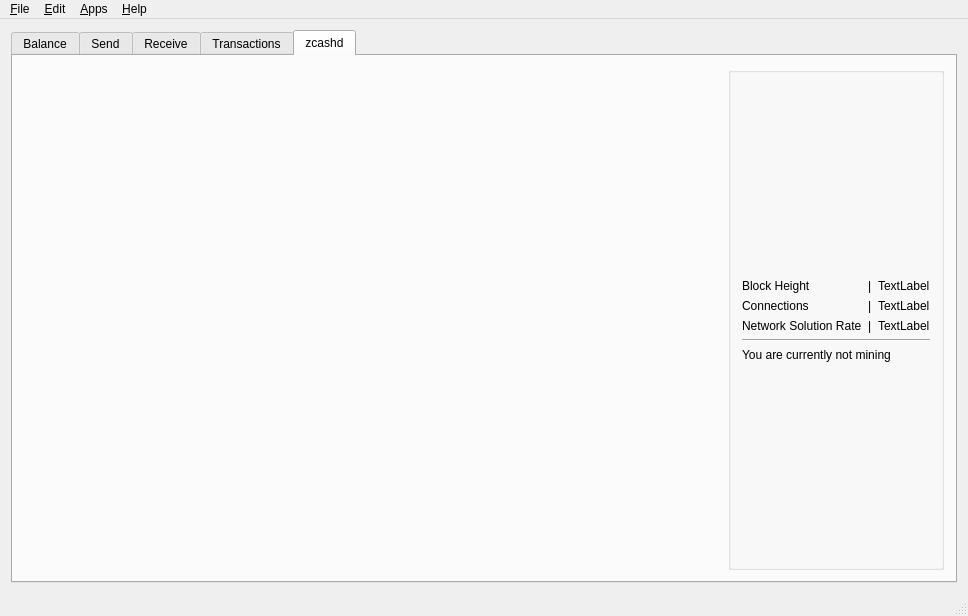
z-bitcoinz/BitcoinZ_Blue, file src/mainwindow.ui: the form before one commit.
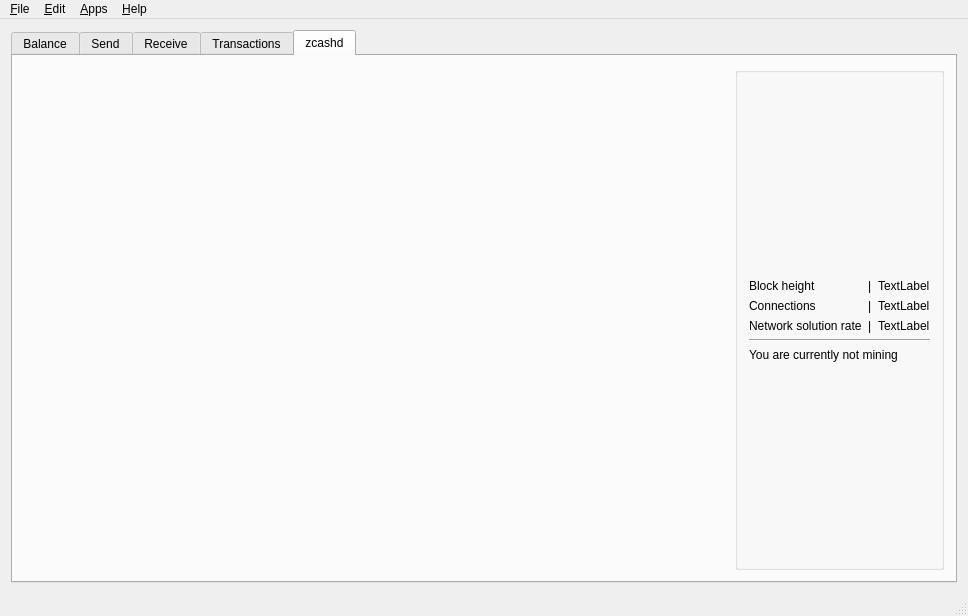
The form after the commit. Icons and pictures are not drawn. Custom widgets are drawn as their Qt base class.

```diff
--- a/src/mainwindow.ui
+++ b/src/mainwindow.ui
@@ -774,7 +774,7 @@
              <item row="1" column="0">
               <widget class="QLabel" name="label_10">
                <property name="text">
-                <string>Block Height</string>
+                <string>Block height</string>
                </property>
               </widget>
              </item>
@@ -788,7 +788,7 @@
              <item row="3" column="0">
               <widget class="QLabel" name="label_12">
                <property name="text">
-                <string>Network Solution Rate</string>
+                <string>Network solution rate</string>
                </property>
               </widget>
              </item>
```
